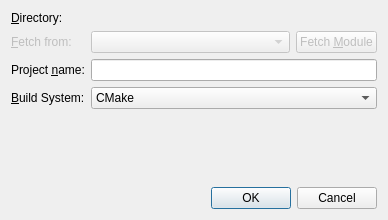
Above: plugins/appwizard/importproject.ui from KDE/kdevelop before the change. Below: the same form after it.
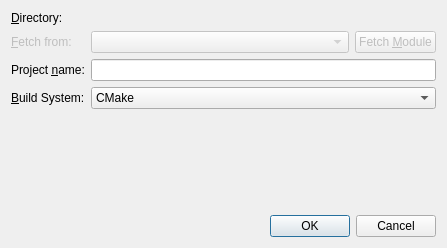
That is the form after the change. Custom widgets are drawn as their Qt base class.

Commit message: Use the new feature of checking wether a project name is used to disallow importing when the name is already used.

```diff
--- a/plugins/appwizard/importproject.ui
+++ b/plugins/appwizard/importproject.ui
@@ -5,8 +5,8 @@
    <rect>
     <x>0</x>
     <y>0</y>
-    <width>388</width>
-    <height>220</height>
+    <width>447</width>
+    <height>248</height>
    </rect>
   </property>
   <property name="windowTitle" >
@@ -142,6 +142,13 @@
      </item>
     </layout>
    </item>
+   <item>
+    <widget class="QLabel" name="errorLabel" >
+     <property name="text" >
+      <string/>
+     </property>
+    </widget>
+   </item>
    <item>
     <spacer>
      <property name="orientation" >
```
The commit also changes 2 other files.
